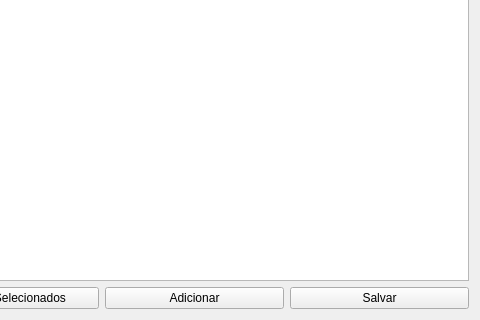
This is uis/managementModels.ui in dsgoficial/SAP_Gerente as Qt 5 draws it before an edit; both pictures show x 277 to 757 and y 142 to 462 of the 757 by 462 pixel window. The edited form follows.
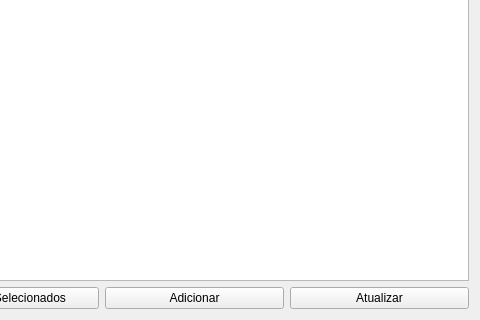
This is the edited form.

Patch:
```diff
--- a/uis/managementModels.ui
+++ b/uis/managementModels.ui
@@ -69,7 +69,7 @@
      <item>
       <widget class="QPushButton" name="saveBtn">
        <property name="text">
-        <string>Salvar</string>
+        <string>Atualizar</string>
        </property>
       </widget>
      </item>
```
